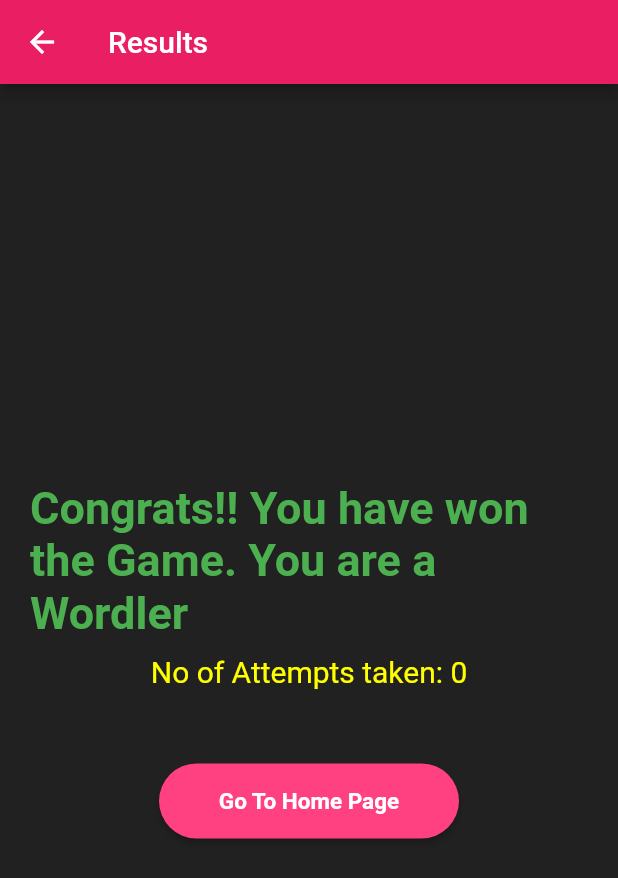
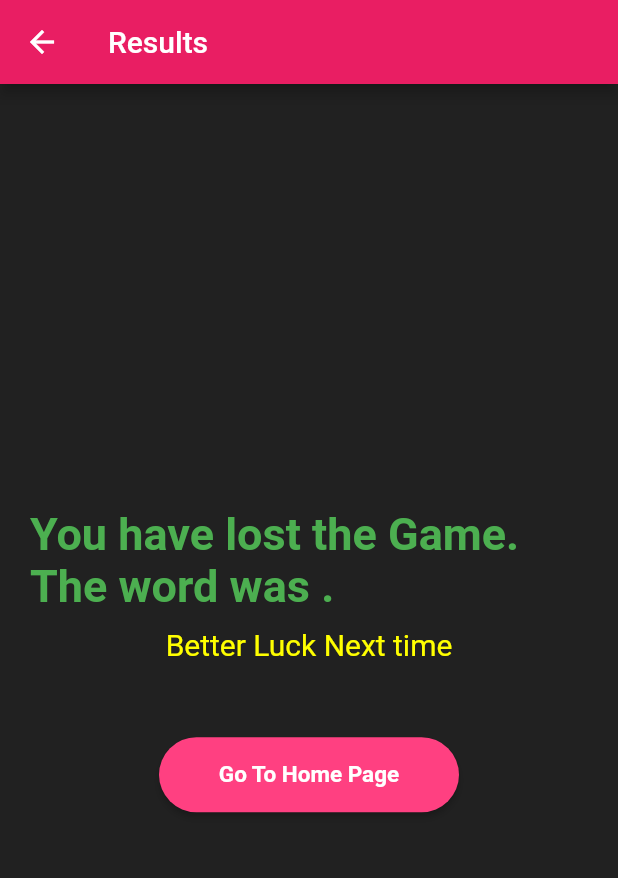
Before and after one commit to aarushibhasin/awordle, a Flutter app: the ResultScreen screen opened directly with empty values, on a phone screen of 412 x 824 dp. Shown: the top 878 px of the screen. Run offline on Flutter 3.47's test engine with Material 2 defaults, Android fonts, the phone set to English and light mode, and no system bars; project files that could hold a hidden picture were left out.

Commit message:
Added No match logic

```diff
--- a/lib/alpha_keys.dart
+++ b/lib/alpha_keys.dart
@@ -11,6 +11,7 @@ class AlphabetKeys extends StatelessWidget {
   final Color defaultColor = Colors.pinkAccent;
   final Color fullMatchColor = Colors.green;
   final Color partialMatchColor = Colors.yellow;
+  final Color noMatchColor = Colors.black45;
 
   @override
   Widget build(BuildContext context) {
@@ -19,6 +20,8 @@ class AlphabetKeys extends StatelessWidget {
       cellColor = fullMatchColor;
     } else if(alphabet.type == "PARTIAL_MATCH")  {
       cellColor = partialMatchColor;
+    }else if(alphabet.type == "NO_MATCH") {
+      cellColor = noMatchColor;
     }
 
     return SizedBox(
--- a/lib/alpha_text_box.dart
+++ b/lib/alpha_text_box.dart
@@ -10,6 +10,8 @@ class LetterTextBox extends StatelessWidget {
   final Color defaultColor = Colors.grey;
   final Color fullMatchColor = Colors.green;
   final Color partialMatchColor = Colors.yellow;
+  final Color noMatchColor = Colors.black45;
+
   @override
   Widget build(BuildContext context) {
 
@@ -19,6 +21,8 @@ class LetterTextBox extends StatelessWidget {
       cellColor = fullMatchColor;
     } else if(letter.type == "PARTIAL_MATCH")  {
       cellColor = partialMatchColor;
+    }else if(letter.type == "NO_MATCH") {
+      cellColor = noMatchColor;
     }
 
     return SizedBox(
--- a/lib/data/word.dart
+++ b/lib/data/word.dart
@@ -33,7 +33,7 @@ class Letter {
 
 
   String value;
-  String type = "NO_MATCH";
+  String type = "NONE";
   Letter({ this.value = ""});
 
   @override
--- a/lib/home_screen.dart
+++ b/lib/home_screen.dart
@@ -108,7 +108,7 @@ class _MyHomePageState extends State<MyHomePage> {
                 style: raisedButtonStyle,
                 onPressed: () {
 
-                  SystemNavigator.pop();
+                  // SystemNavigator.pop();
                 },
                 child: Text('Exit Game', style: mainButtonTextStyle,),
               ),),
--- a/lib/results_screen.dart
+++ b/lib/results_screen.dart
@@ -3,7 +3,9 @@ import 'package:flutter/material.dart';
 
 class ResultScreen extends StatelessWidget {
   int attempts;
-   ResultScreen({Key? key, required this.attempts}) : super(key: key);
+  bool win;
+  String targetWord;
+   ResultScreen({Key? key, required this.attempts, required this.win, required this.targetWord}) : super(key: key);
 
   final ButtonStyle raisedButtonStyle = ElevatedButton.styleFrom(
     onPrimary: Colors.white,
@@ -16,6 +18,14 @@ class ResultScreen extends StatelessWidget {
   );
   @override
   Widget build(BuildContext context) {
+    String mainMessage = "Congrats!! You have won the Game. You are a Wordler";
+    String secMessage = "No of Attempts taken: $attempts";
+    if(!win) {
+      mainMessage = "You have lost the Game. The word was $targetWord.";
+      secMessage = "Better Luck Next time";
+
+    }
+
     return Scaffold(
       appBar: AppBar(
         // Here we take the value from the MyHomePage object that was created by
@@ -29,9 +39,9 @@ class ResultScreen extends StatelessWidget {
           child: Column(
             mainAxisAlignment: MainAxisAlignment.center,
             children: [
-              const Center(child: Text("Congrats!! You have won the Game. You are a Wordler", style: TextStyle(color: Colors.green, fontWeight: FontWeight.bold, fontSize: 30),  )),
+               Center(child: Text(mainMessage, style: const TextStyle(color: Colors.green, fontWeight: FontWeight.bold, fontSize: 30),  )),
               const SizedBox(height: 10,),
-              Text("No of Attempts taken: $attempts", style: const TextStyle(color: Colors.yellowAccent, fontWeight: FontWeight.normal, fontSize: 20), ),
+              Text(secMessage, style: const TextStyle(color: Colors.yellowAccent, fontWeight: FontWeight.normal, fontSize: 20), ),
               const SizedBox(height: 50,),
               SizedBox(
                 width: 200.0,
```
Also changed, not shown: lib/game_screen.dart (+36 -28 lines).
